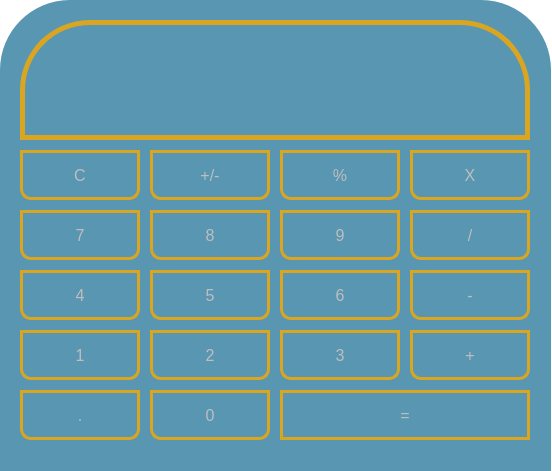
Qt form layout.ui (renanssilva/Calculadora_PyQT5) before a commit.
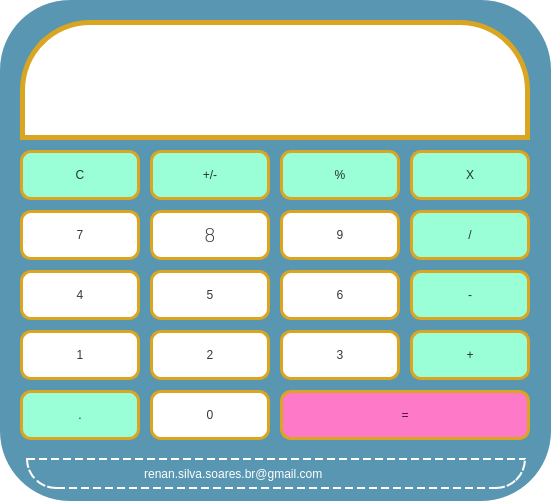
The same form after that commit.

Commit message: Layoult pronto da calculadora

What changed in the file:
```diff
--- a/layout.ui
+++ b/layout.ui
@@ -9,8 +9,8 @@
    <rect>
     <x>0</x>
     <y>0</y>
-    <width>552</width>
-    <height>471</height>
+    <width>551</width>
+    <height>501</height>
    </rect>
   </property>
   <property name="windowTitle">
@@ -23,10 +23,12 @@
 	
 }
 QPushButton {
-	
-	font: 12pt;
+	color: rgba(0, 0, 0, 200);
+	font: 75 14pt &quot;DejaVu Sans&quot;;
 	border: 3px solid #DAA520;
 	border-radius: 11px;
+	background-color: rgb(154, 254, 214);
+
 }
 
 QLabel {
@@ -35,22 +37,29 @@
 	border: 5px solid #DAA520;
 	border-top-right-radius:70px;
 	border-top-left-radius:70px;
-}</string>
+
+}
+</string>
   </property>
   <widget class="QWidget" name="centralwidget">
-   <widget class="QFrame" name="frame_2">
+   <widget class="QFrame" name="frSinais">
     <property name="geometry">
      <rect>
       <x>0</x>
       <y>0</y>
       <width>551</width>
-      <height>471</height>
+      <height>501</height>
      </rect>
     </property>
     <property name="styleSheet">
-     <string notr="true">background-color: rgb(89, 150, 177);
-border-top-right-radius:70px;
-border-top-left-radius:70px;</string>
+     <string notr="true">#frSinais {
+	background-color: rgb(89, 150, 177);
+	border-top-right-radius:70px;
+	border-top-left-radius:70px;
+	border-bottom-right-radius:70px;
+	border-bottom-left-radius:70px;
+}
+</string>
     </property>
     <property name="frameShape">
      <enum>QFrame::StyledPanel</enum>
@@ -58,45 +67,6 @@
     <property name="frameShadow">
      <enum>QFrame::Raised</enum>
     </property>
-    <widget class="QPushButton" name="pb8">
-     <property name="geometry">
-      <rect>
-       <x>150</x>
-       <y>210</y>
-       <width>120</width>
-       <height>50</height>
-      </rect>
-     </property>
-     <property name="text">
-      <string>8</string>
-     </property>
-    </widget>
-    <widget class="QPushButton" name="pb6">
-     <property name="geometry">
-      <rect>
-       <x>280</x>
-       <y>270</y>
-       <width>120</width>
-       <height>50</height>
-      </rect>
-     </property>
-     <property name="text">
-      <string>6</string>
-     </property>
-    </widget>
-    <widget class="QPushButton" name="pb3">
-     <property name="geometry">
-      <rect>
-       <x>280</x>
-       <y>330</y>
-       <width>120</width>
-       <height>50</height>
-      </rect>
-     </property>
-     <property name="text">
-      <string>3</string>
-     </property>
-    </widget>
     <widget class="QLabel" name="lbMostraConta">
      <property name="geometry">
       <rect>
@@ -111,6 +81,9 @@
        <pointsize>38</pointsize>
       </font>
      </property>
+     <property name="styleSheet">
+      <string notr="true">background-color: rgb(255, 255, 255);</string>
+     </property>
      <property name="text">
       <string/>
      </property>
@@ -118,35 +91,6 @@
       <number>0</number>
      </property>
     </widget>
-    <widget class="QPushButton" name="pb1">
-     <property name="geometry">
-      <rect>
-       <x>20</x>
-       <y>330</y>
-       <width>120</width>
-       <height>50</height>
-      </rect>
-     </property>
-     <property name="text">
-      <string>1</string>
-     </property>
-    </widget>
-    <widget class="QPushButton" name="pb9">
-     <property name="geometry">
-      <rect>
-       <x>280</x>
-       <y>210</y>
-       <width>120</width>
-       <height>50</height>
-      </rect>
-     </property>
-     <property name="styleSheet">
-      <string notr="true"/>
-     </property>
-     <property name="text">
-      <string>9</string>
-     </property>
-    </widget>
     <widget class="QPushButton" name="pbFuncaoMutiplicacao">
      <property name="geometry">
       <rect>
@@ -160,19 +104,6 @@
       <string>X</string>
      </property>
     </widget>
-    <widget class="QPushButton" name="pb4">
-     <property name="geometry">
-      <rect>
-       <x>20</x>
-       <y>270</y>
-       <width>120</width>
-       <height>50</height>
-      </rect>
-     </property>
-     <property name="text">
-      <string>4</string>
-     </property>
-    </widget>
     <widget class="QPushButton" name="pbIgual">
      <property name="geometry">
       <rect>
@@ -182,6 +113,13 @@
        <height>50</height>
       </rect>
      </property>
+     <property name="styleSheet">
+      <string notr="true">#pbIgual {	
+	
+	
+	background-color: rgb(254, 121, 199);
+}</string>
+     </property>
      <property name="text">
       <string>=</string>
      </property>
@@ -225,53 +163,6 @@
       <string>/</string>
      </property>
     </widget>
-    <widget class="QPushButton" name="pb5">
-     <property name="geometry">
-      <rect>
-       <x>150</x>
-       <y>270</y>
-       <width>120</width>
-       <height>50</height>
-      </rect>
-     </property>
-     <property name="text">
-      <string>5</string>
-     </property>
-    </widget>
-    <widget class="QPushButton" name="pb7">
-     <property name="geometry">
-      <rect>
-       <x>20</x>
-       <y>210</y>
-       <width>120</width>
-       <height>50</height>
-      </rect>
-     </property>
-     <property name="styleSheet">
-      <string notr="true">QPushButton { Size: 20px 20px; }
-
-QPushButton:hover { 
- 
-background-color: rgb(89, 150, 177);
-}</string>
-     </property>
-     <property name="text">
-      <string>7</string>
-     </property>
-    </widget>
-    <widget class="QPushButton" name="pb2">
-     <property name="geometry">
-      <rect>
-       <x>150</x>
-       <y>330</y>
-       <width>120</width>
-       <height>50</height>
-      </rect>
-     </property>
-     <property name="text">
-      <string>2</string>
-     </property>
-    </widget>
     <widget class="QPushButton" name="pbClear">
      <property name="geometry">
       <rect>
@@ -324,40 +215,213 @@
       <string>+</string>
      </property>
     </widget>
-    <widget class="QPushButton" name="pb0">
-     <property name="geometry">
-      <rect>
-       <x>150</x>
-       <y>390</y>
-       <width>120</width>
-       <height>50</height>
-      </rect>
-     </property>
-     <property name="text">
-      <string>0</string>
-     </property>
-    </widget>
     <zorder>pbFuncaoPorcentagem</zorder>
-    <zorder>pb9</zorder>
     <zorder>pbPonto</zorder>
-    <zorder>pb7</zorder>
     <zorder>pbPositivoNegativo</zorder>
-    <zorder>pb2</zorder>
     <zorder>pbFuncaoSubtracao</zorder>
     <zorder>psFuncaoDivisao</zorder>
-    <zorder>pb4</zorder>
-    <zorder>pb8</zorder>
     <zorder>pbFuncaoMutiplicacao</zorder>
     <zorder>pbFuncaoSoma</zorder>
     <zorder>lbMostraConta</zorder>
-    <zorder>pb1</zorder>
-    <zorder>pb0</zorder>
-    <zorder>pb6</zorder>
-    <zorder>pb5</zorder>
-    <zorder>pb3</zorder>
     <zorder>pbIgual</zorder>
     <zorder>pbClear</zorder>
    </widget>
+   <widget class="QFrame" name="frNumeros">
+    <property name="geometry">
+     <rect>
+      <x>20</x>
+      <y>210</y>
+      <width>390</width>
+      <height>250</height>
+     </rect>
+    </property>
+    <property name="styleSheet">
+     <string notr="true">QPushButton {
+	background-color: #ffffff;
+}
+</string>
+    </property>
+    <property name="frameShape">
+     <enum>QFrame::StyledPanel</enum>
+    </property>
+    <property name="frameShadow">
+     <enum>QFrame::Raised</enum>
+    </property>
+    <widget class="QPushButton" name="pb2">
+     <property name="geometry">
+      <rect>
+       <x>130</x>
+       <y>120</y>
+       <width>120</width>
+       <height>50</height>
+      </rect>
+     </property>
+     <property name="text">
+      <string>2</string>
+     </property>
+    </widget>
+    <widget class="QPushButton" name="pb1">
+     <property name="geometry">
+      <rect>
+       <x>0</x>
+       <y>120</y>
+       <width>120</width>
+       <height>50</height>
+      </rect>
+     </property>
+     <property name="text">
+      <string>1</string>
+     </property>
+    </widget>
+    <widget class="QPushButton" name="pb4">
+     <property name="geometry">
+      <rect>
+       <x>0</x>
+       <y>60</y>
+       <width>120</width>
+       <height>50</height>
+      </rect>
+     </property>
+     <property name="text">
+      <string>4</string>
+     </property>
+    </widget>
+    <widget class="QPushButton" name="pb6">
+     <property name="geometry">
+      <rect>
+       <x>260</x>
+       <y>60</y>
+       <width>120</width>
+       <height>50</height>
+      </rect>
+     </property>
+     <property name="text">
+      <string>6</string>
+     </property>
+    </widget>
+    <widget class="QPushButton" name="pb3">
+     <property name="geometry">
+      <rect>
+       <x>260</x>
+       <y>120</y>
+       <width>120</width>
+       <height>50</height>
+      </rect>
+     </property>
+     <property name="text">
+      <string>3</string>
+     </property>
+    </widget>
+    <widget class="QPushButton" name="pb5">
+     <property name="geometry">
+      <rect>
+       <x>130</x>
+       <y>60</y>
+       <width>120</width>
+       <height>50</height>
+      </rect>
+     </property>
+     <property name="text">
+      <string>5</string>
+     </property>
+    </widget>
+    <widget class="QPushButton" name="pb0">
+     <property name="geometry">
+      <rect>
+       <x>130</x>
+       <y>180</y>
+       <width>120</width>
+       <height>50</height>
+      </rect>
+     </property>
+     <property name="text">
+      <string>0</string>
+     </property>
+    </widget>
+    <widget class="QPushButton" name="pb8">
+     <property name="geometry">
+      <rect>
+       <x>130</x>
+       <y>0</y>
+       <width>120</width>
+       <height>50</height>
+      </rect>
+     </property>
+     <property name="font">
+      <font>
+       <family>DejaVu Sans</family>
+       <pointsize>14</pointsize>
+       <weight>9</weight>
+       <italic>false</italic>
+       <bold>false</bold>
+      </font>
+     </property>
+     <property name="text">
+      <string>8</string>
+     </property>
+    </widget>
+    <widget class="QPushButton" name="pb7">
+     <property name="geometry">
+      <rect>
+       <x>0</x>
+       <y>0</y>
+       <width>120</width>
+       <height>50</height>
+      </rect>
+     </property>
+     <property name="styleSheet">
+      <string notr="true">QPushButton { Size: 20px 20px; }
+
+QPushButton:hover { 
+ 
+background-color: rgb(89, 150, 177);
+}</string>
+     </property>
+     <property name="text">
+      <string>7</string>
+     </property>
+    </widget>
+    <widget class="QPushButton" name="pb9">
+     <property name="geometry">
+      <rect>
+       <x>260</x>
+       <y>0</y>
+       <width>120</width>
+       <height>50</height>
+      </rect>
+     </property>
+     <property name="styleSheet">
+      <string notr="true"/>
+     </property>
+     <property name="text">
+      <string>9</string>
+     </property>
+    </widget>
+   </widget>
+   <widget class="QLabel" name="lbContato">
+    <property name="geometry">
+     <rect>
+      <x>26</x>
+      <y>458</y>
+      <width>500</width>
+      <height>31</height>
+     </rect>
+    </property>
+    <property name="styleSheet">
+     <string notr="true">#lbContato {
+	border: 2px dashed #ffffff;
+	color: #ffffff;
+	border-top-right-radius:0px;
+	border-top-left-radius:0px;
+	border-bottom-right-radius: 30px;
+	border-bottom-left-radius:30px;
+	
+}</string>
+    </property>
+    <property name="text">
+     <string>                                  renan.silva.soares.br@gmail.com</string>
+    </property>
+   </widget>
   </widget>
  </widget>
  <resources/>
```
The commit also changes 2 other files.
